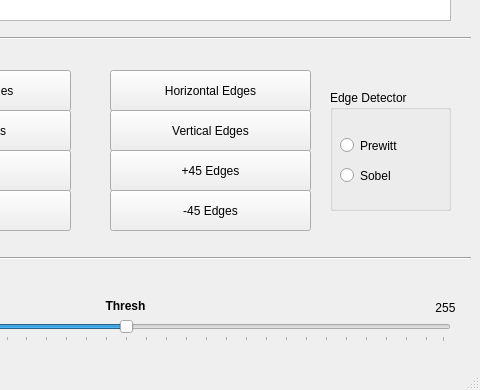
The window that application.ui (izzat-najah-edu/image-segmentor) describes before a commit, drawn with Qt 5; both pictures show x 400 to 880 and y 350 to 740 of the 880 by 740 pixel window.
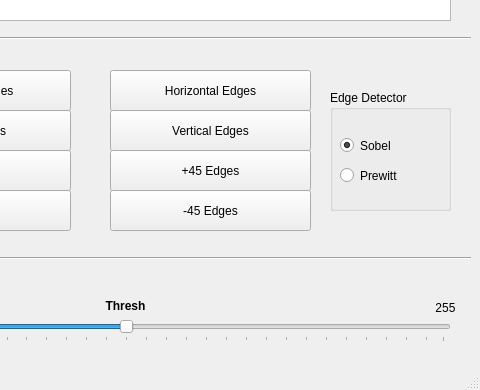
The same window after the commit. Icons and pictures are not drawn.

Commit message: Default value for edge detector radio group

Diff of the .ui file:
```diff
--- a/application.ui
+++ b/application.ui
@@ -474,7 +474,7 @@
      <property name="geometry">
       <rect>
        <x>10</x>
-       <y>70</y>
+       <y>40</y>
        <width>101</width>
        <height>31</height>
       </rect>
@@ -482,12 +482,15 @@
      <property name="text">
       <string>Sobel</string>
      </property>
+     <property name="checked">
+      <bool>true</bool>
+     </property>
     </widget>
     <widget class="QRadioButton" name="radioEdgeDetectorPrewitt">
      <property name="geometry">
       <rect>
        <x>10</x>
-       <y>40</y>
+       <y>70</y>
        <width>101</width>
        <height>31</height>
       </rect>
```
The commit also changes 1 other file.
